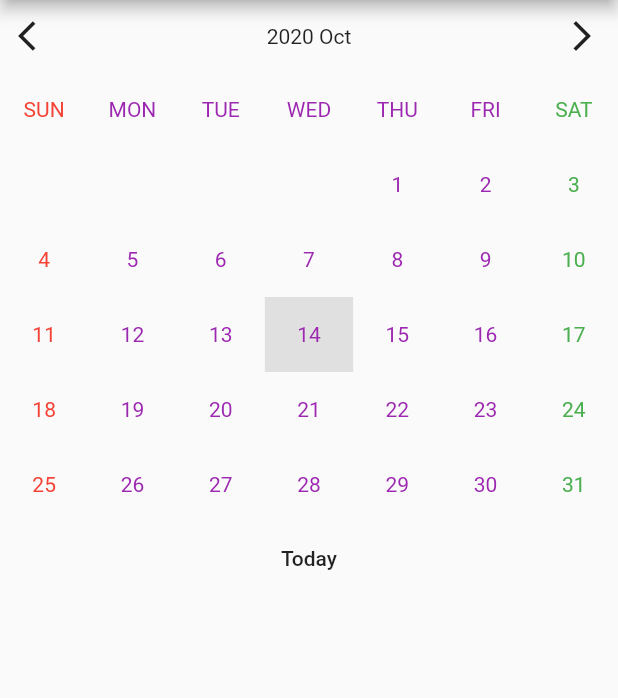
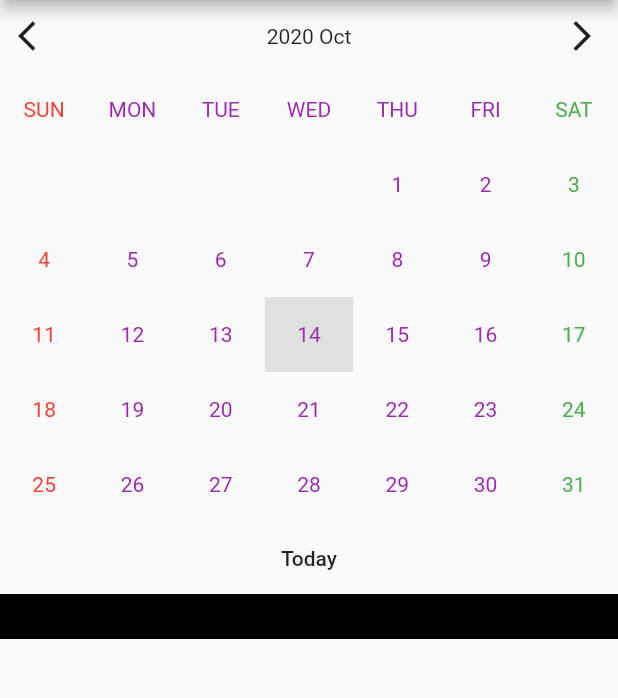
Before and after one commit to wangjh789/widgetable_calendar, a Flutter app: the screen it shows after launch, after a tap on the "arrow back ios" icon, after a tap on the "arrow forward ios" icon, after a tap on "Today", on a phone screen of 412 x 824 dp, the part 84-782 px from its top. Run offline on Flutter 3.47's test engine with Material 2 defaults, Android fonts, the phone set to English and light mode, and no system bars.

```diff
--- a/lib/src/calendar.dart
+++ b/lib/src/calendar.dart
@@ -124,6 +124,10 @@ class _WidgetableCalendarState extends State<WidgetableCalendar>
               _buildHeader(),
               _buildCalendarContent(),
               _buildTodayButton(),
+              Container(
+                height: 30,
+                color: Colors.black,
+              )
             ],
           ),
         ),
@@ -235,35 +239,32 @@ class _WidgetableCalendarState extends State<WidgetableCalendar>
 
     for (int i = 0; i < weekList.length; i++) {
       String date = weekList[i] != 0 ? weekList[i].toString() : "";
-      print(date);
       children.add(
-        _isToday(weekList[i])
-            ? TableCell(
+        TableCell(
+          child: InkWell(
+            onTap: () {
+              setState(() {
+                if (widget.calendarController.isSelectedDate(
+                    DateTime(focusDate.year, focusDate.month, weekList[i])))
+                  widget.calendarController.setSelectDate(null, [], []);
+                else
+                  widget.calendarController.setSelectDate(
+                      DateTime(focusDate.year, focusDate.month, weekList[i]),
+                      widget.calendarController
+                          .events[widget.calendarController.selectDate],
+                      widget.calendarController
+                          .holidays[widget.calendarController.selectDate]);
+              });
+            },
             child: Container(
               width: double.infinity,
-                height: 50,
-                color: Colors.grey[300],
-                child: Center(
-                    child: i == 0
-                        ? Text(
-                            date,
-                            style: TextStyle(color: widget.sundayColor),
+              color: _isToday(weekList[i])
+                  ? Colors.grey[300]
+                  : widget.calendarController.isSelectedDate(
+                      DateTime(focusDate.year, focusDate.month, weekList[i]),
                     )
-                        : i == 6
-                            ? Text(
-                                date,
-                                style: TextStyle(color: widget.saturdayColor),
-                              )
-                            : Text(
-                                date,
-                                style: TextStyle(color: widget.weekDayColor),
-                              )),
-
-//                    child: Text(date)),
-              ))
-            : TableCell(
-                child: Container(
-                  width: double.infinity,
+                      ? Colors.red
+                      : null,
               height: 50,
               child: Center(
 //                    child: Text(date)
@@ -283,6 +284,7 @@ class _WidgetableCalendarState extends State<WidgetableCalendar>
                             )),
             ),
           ),
+        ),
       );
     }
 
@@ -296,11 +298,10 @@ class _WidgetableCalendarState extends State<WidgetableCalendar>
           child: Text("Today"),
           onPressed: () {
             setState(() {
-              focusDate = DateTime.now();
-              firstDay = DateTime(focusDate.year,
-                  focusDate.month, 1);
-              lastDay = DateTime(focusDate.year,
-                  focusDate.month + 1, 1)
+              focusDate =
+                  widget.calendarController._normalizeDate(DateTime.now());
+              firstDay = DateTime(focusDate.year, focusDate.month, 1);
+              lastDay = DateTime(focusDate.year, focusDate.month + 1, 1)
                   .subtract(new Duration(days: 1));
               weekList = _makeWeekList(firstDay, lastDay);
             });
@@ -326,8 +327,6 @@ class _WidgetableCalendarState extends State<WidgetableCalendar>
           .subtract(new Duration(days: 1));
       weekList = _makeWeekList(firstDay, lastDay);
     });
-    print(focusDate.toString());
-    print(widget.calendarController.selectDate.toString());
   }
 
 // sleep(Duration(seconds: 1));
--- a/lib/src/calendar_controller.dart
+++ b/lib/src/calendar_controller.dart
@@ -43,15 +43,19 @@ class CalendarController {
   }
 
   DateTime _normalizeDate(DateTime value) {
-    return DateTime.utc(value.year, value.month, value.day, 12);
+    return DateTime.utc(value.year, value.month, value.day, 0);
   }
 
-  setSelectDate(DateTime day,List events,List holidays){
+  void setSelectDate(DateTime day,List events,List holidays){
     _selectDate = day;
     if(_selectedDayCallback != null){
       _selectedDayCallback(day,events,holidays);
     }
   }
+
+  bool isSelectedDate(DateTime day){
+    return day==_selectDate;
+  }
 //  onClickToday(){
 //    _selectDate = DateTime.now();
 //  }
```
Lines whose indentation alone changed are shown as unchanged.
